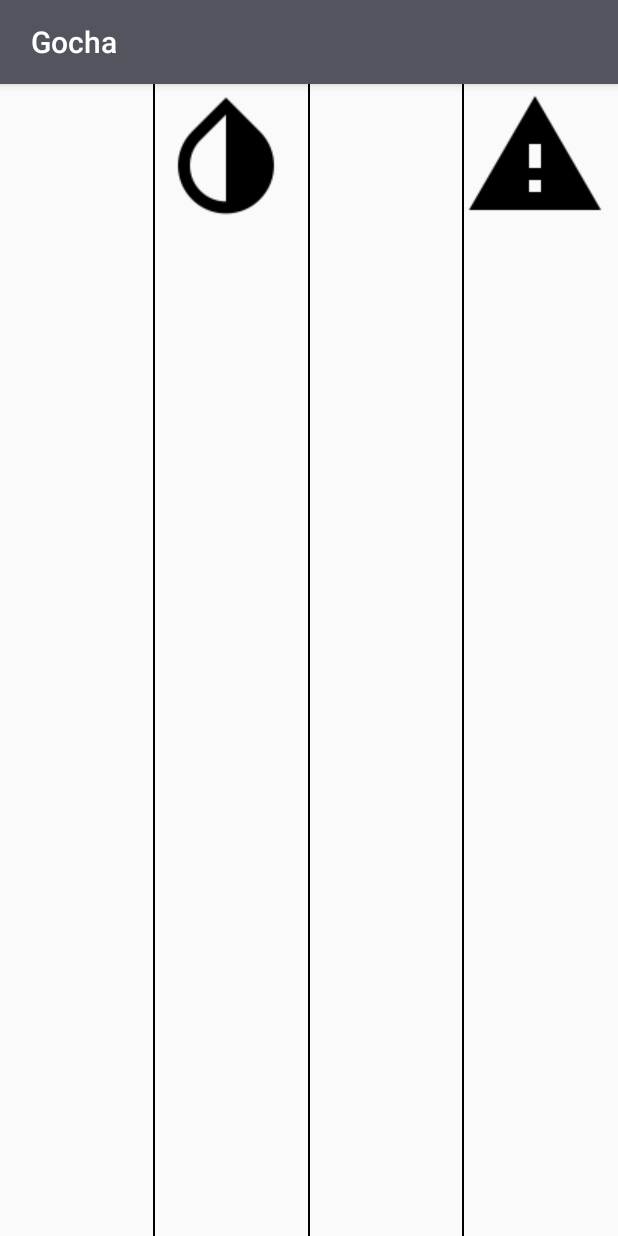
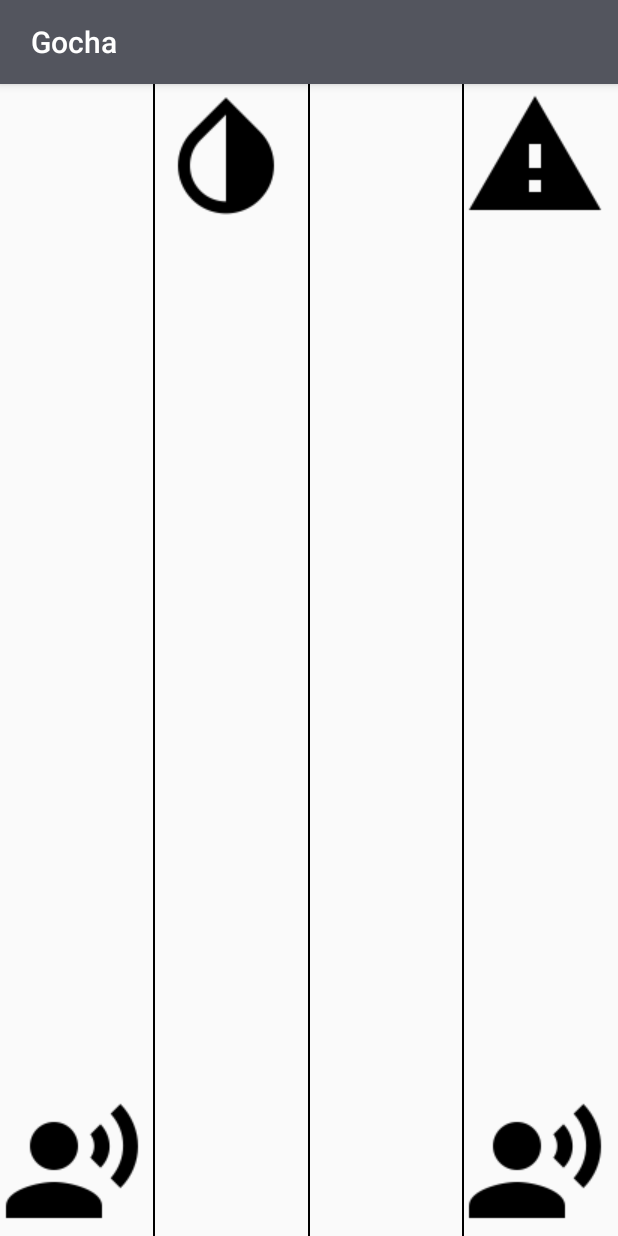
Before and after one commit to LynnHuang93/Hackathon, an Android app: the SingleModeActivity screen opened directly, with no data from a screen before it, on a phone screen of 412 x 824 dp. Run offline under Robolectric (Android 15) with nearby library versions, the phone set to English and light mode, and no system bars.

Commit message:
fix the game page with icon

```diff
--- a/Gocha/app/src/main/res/layout/activity_single_mode.xml
+++ b/Gocha/app/src/main/res/layout/activity_single_mode.xml
@@ -22,22 +22,18 @@
                     android:layout_width="0dp"
                     android:layout_height="match_parent"
                     android:layout_weight="1">
-                    <RelativeLayout
+                    <ImageView
+                        android:layout_width="wrap_content"
+                        android:layout_height="wrap_content"
                         android:layout_alignParentBottom="true"
-                        android:id="@+id/leftoutimage"
-                        android:layout_width="wrap_content"
-                        android:layout_height="wrap_content" />
+                        android:src="@drawable/ic_record_voice_over_black_24dp"/>
                 </RelativeLayout>
                 <RelativeLayout
                     android:id="@+id/leftin"
                     android:layout_width="0dp"
                     android:layout_height="match_parent"
                     android:layout_weight="1">
-                    <RelativeLayout
-                        android:layout_alignParentBottom="true"
-                        android:id="@+id/leftinimage"
-                        android:layout_width="wrap_content"
-                        android:layout_height="wrap_content" />
+
                 </RelativeLayout>
             </LinearLayout>
             <View
@@ -60,22 +56,18 @@
                     android:layout_width="0dp"
                     android:layout_height="match_parent"
                     android:layout_weight="1">
-                    <RelativeLayout
-                        android:layout_alignParentBottom="true"
-                        android:id="@+id/rightinimage"
-                        android:layout_width="wrap_content"
-                        android:layout_height="wrap_content" />
+
                 </RelativeLayout>
                 <RelativeLayout
                     android:id="@+id/rightout"
                     android:layout_width="0dp"
                     android:layout_height="match_parent"
                     android:layout_weight="1">
-                    <RelativeLayout
+                    <ImageView
+                        android:layout_width="wrap_content"
+                        android:layout_height="wrap_content"
                         android:layout_alignParentBottom="true"
-                        android:id="@+id/rightoutimage"
-                        android:layout_width="wrap_content"
-                        android:layout_height="wrap_content" />
+                        android:src="@drawable/ic_record_voice_over_black_24dp"/>
                 </RelativeLayout>
             </LinearLayout>
             <View
```
